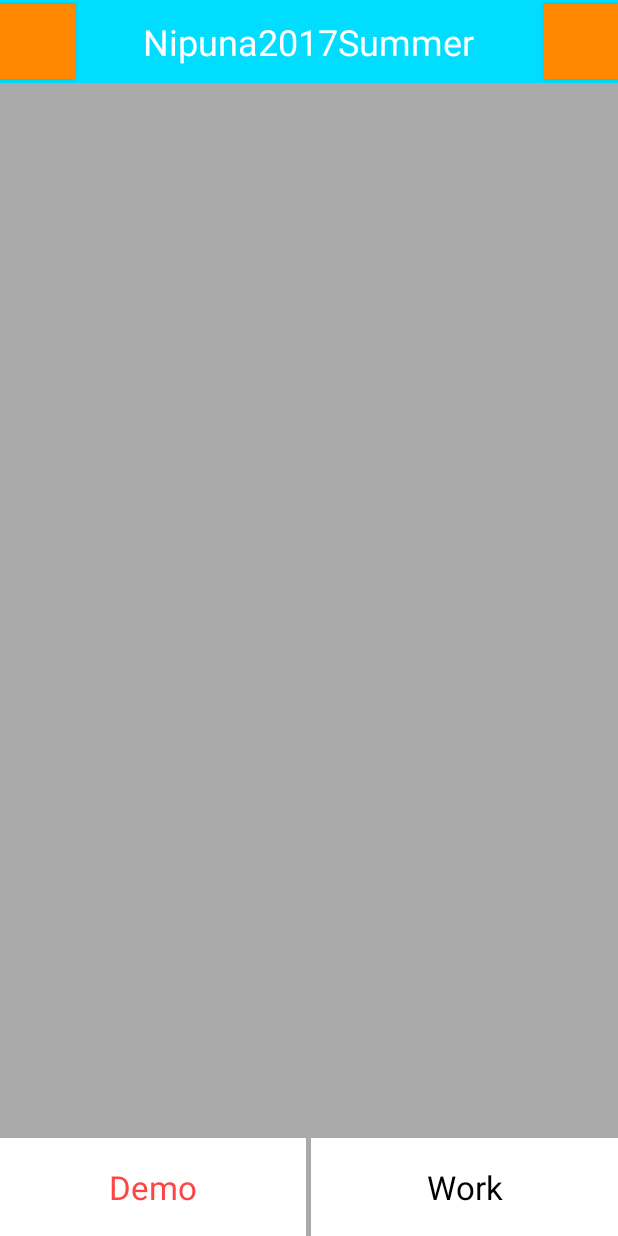
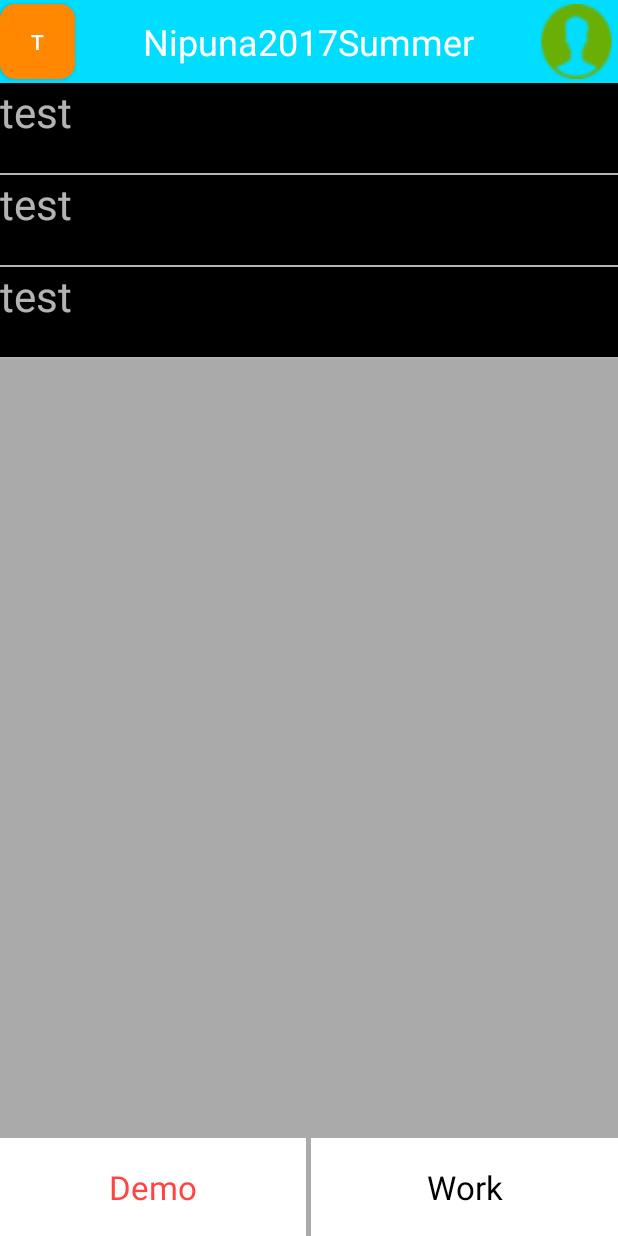
Before and after one commit to nipunasenanayake/Nipuna2017Summer, an Android app: the screen it shows after launch (MainActivity), on a phone screen of 412 x 824 dp. Run offline under Robolectric (Android 15) with nearby library versions, the phone set to English and light mode, and no system bars.

```diff
--- a/app/build.gradle
+++ b/app/build.gradle
@@ -26,5 +26,6 @@ dependencies {
     })
     compile 'com.android.support:appcompat-v7:25.3.1'
     compile 'com.android.support.constraint:constraint-layout:1.0.2'
+    compile 'com.android.support:support-v4:25.3.1'
     testCompile 'junit:junit:4.12'
 }
--- a/app/src/main/java/edu/gsu/httpscs/nipuna2017summer/MainActivity.java
+++ b/app/src/main/java/edu/gsu/httpscs/nipuna2017summer/MainActivity.java
@@ -1,13 +1,66 @@
 package edu.gsu.httpscs.nipuna2017summer;
 
+import android.graphics.Color;
 import android.support.v7.app.AppCompatActivity;
 import android.os.Bundle;
+import android.view.View;
+import android.widget.TextView;
+import android.widget.Toast;
+
+import edu.gsu.httpscs.nipuna2017summer.fragment.DemoFragment;
+import edu.gsu.httpscs.nipuna2017summer.fragment.WorkFragment;
 
 public class MainActivity extends AppCompatActivity {
+
+    private TextView tv_demo;
+    private TextView tv_work;
 
     @Override
     protected void onCreate(Bundle savedInstanceState) {
         super.onCreate(savedInstanceState);
         setContentView(R.layout.activity_main);
+        initialView();
+        setListener();
+    }
+
+
+
+    private void initialView() {
+        tv_demo = (TextView) findViewById(R.id.activity_tool_demo);
+        tv_work = (TextView) findViewById(R.id.activity_tool_work);
+    }
+
+    private void setListener() {
+        final WorkFragment workFragment = new WorkFragment();
+        final DemoFragment demoFragment = new DemoFragment();
+
+        getSupportFragmentManager().beginTransaction().replace(R.id.fragment_work,demoFragment).commit();
+
+        tv_demo.setOnClickListener(new View.OnClickListener(){
+            public void onClick(View v){
+                //Toast.makeText(MainActivity.this,"You clicked Demo",Toast.LENGTH_SHORT).show();
+                tv_work.setTextColor(Color.BLACK);
+                tv_demo.setTextColor(Color.RED);
+                getSupportFragmentManager().beginTransaction().replace(R.id.fragment_work,demoFragment).commit();
+            }
+
+        });
+
+        View.OnClickListener listener = new View.OnClickListener(){
+            public void onClick(View v){
+                //Toast.makeText(MainActivity.this,"You clicked Work",Toast.LENGTH_SHORT).show();
+                tv_work.setTextColor(Color.RED);
+                tv_demo.setTextColor(Color.BLACK);
+                getSupportFragmentManager().beginTransaction().replace(R.id.fragment_work,workFragment).commit();
+            }
+        };
+        tv_work.setOnClickListener(listener);
+
+
+    }
+
+    public void login (View v){
+        Toast.makeText(MainActivity.this,"You clicked login",Toast.LENGTH_SHORT).show();
+
     }
 }
--- /dev/null
+++ b/app/src/main/java/edu/gsu/httpscs/nipuna2017summer/adapter/ListNormalAdapter.java
@@ -0,0 +1,55 @@
+package edu.gsu.httpscs.nipuna2017summer.adapter;
+
+import android.content.Context;
+import android.view.LayoutInflater;
+import android.view.View;
+import android.view.ViewGroup;
+import android.widget.BaseAdapter;
+import android.widget.TextView;
+
+import java.util.ArrayList;
+
+import edu.gsu.httpscs.nipuna2017summer.R;
+import edu.gsu.httpscs.nipuna2017summer.fragment.DemoFragment;
+
+/**
+ * Created by nipunasenanayake on 6/7/17.
+ */
+
+public class ListNormalAdapter extends BaseAdapter {
+    private final LayoutInflater inflater;
+    private final ArrayList<String> list;
+    private Context context;
+
+
+
+    public ListNormalAdapter(Context context, ArrayList<String> list) {
+        this.context = context;
+        this.list=list;
+        inflater = (LayoutInflater)context.getSystemService(Context.LAYOUT_INFLATER_SERVICE);
+    }
+
+
+
+    @Override
+    public int getCount() {
+        return list.size();
+    }
+
+    @Override
+    public Object getItem(int position) {
+        return null;
+    }
+
+    @Override
+    public long getItemId(int position) {
+        return 0;
+    }
+
+    @Override
+    public View getView(int position, View convertView, ViewGroup parent) {
+        convertView = inflater.inflate(R.layout.list_normal_item,parent,false);
+        TextView tv = (TextView) convertView.findViewById(R.id.item_normal_tv);
+        return tv;
+    }
+}
--- /dev/null
+++ b/app/src/main/java/edu/gsu/httpscs/nipuna2017summer/fragment/DemoFragment.java
@@ -0,0 +1,84 @@
+package edu.gsu.httpscs.nipuna2017summer.fragment;
+
+
+import android.os.Bundle;
+import android.support.v4.app.Fragment;
+import android.view.LayoutInflater;
+import android.view.View;
+import android.view.ViewGroup;
+import android.widget.ListView;
+
+import java.util.ArrayList;
+
+import edu.gsu.httpscs.nipuna2017summer.R;
+import edu.gsu.httpscs.nipuna2017summer.adapter.ListNormalAdapter;
+
+
+/**
+ * A simple {@link Fragment} subclass.
+ * Use the {@link DemoFragment#newInstance} factory method to
+ * create an instance of this fragment.
+ */
+public class DemoFragment extends Fragment {
+    // TODO: Rename parameter arguments, choose names that match
+    // the fragment initialization parameters, e.g. ARG_ITEM_NUMBER
+    private static final String ARG_PARAM1 = "param1";
+    private static final String ARG_PARAM2 = "param2";
+    private final ArrayList<String> contentList;
+
+    // TODO: Rename and change types of parameters
+    private String mParam1;
+    private String mParam2;
+    private ListView listView;
+
+    public DemoFragment() {
+        // Required empty public constructor
+contentList = new ArrayList<String>();
+        contentList.add(0,"A");
+        contentList.add(1,"B");
+        contentList.add(2,"C");
+
+    }
+
+    /**
+     * Use this factory method to create a new instance of
+     * this fragment using the provided parameters.
+     *
+     * @param param1 Parameter 1.
+     * @param param2 Parameter 2.
+     * @return A new instance of fragment DemoFragment.
+     */
+    // TODO: Rename and change types and number of parameters
+    public static DemoFragment newInstance(String param1, String param2) {
+        DemoFragment fragment = new DemoFragment();
+        Bundle args = new Bundle();
+        args.putString(ARG_PARAM1, param1);
+        args.putString(ARG_PARAM2, param2);
+        fragment.setArguments(args);
+        return fragment;
+    }
+
+    @Override
+    public void onCreate(Bundle savedInstanceState) {
+        super.onCreate(savedInstanceState);
+        if (getArguments() != null) {
+            mParam1 = getArguments().getString(ARG_PARAM1);
+            mParam2 = getArguments().getString(ARG_PARAM2);
+        }
+    }
+
+    @Override
+    public View onCreateView(LayoutInflater inflater, ViewGroup container,
+                             Bundle savedInstanceState) {
+        // Inflate the layout for this fragment
+
+        View view =inflater.inflate(R.layout.fragment_demo,container,false);
+        listView = (ListView) view.findViewById(R.id.freg_demo);
+
+        ListNormalAdapter adapter = new ListNormalAdapter(this.getContext(),contentList);
+        listView.setAdapter(adapter);
+
+        return view;
+    }
+
+}
--- /dev/null
+++ b/app/src/main/java/edu/gsu/httpscs/nipuna2017summer/fragment/WorkFragment.java
@@ -0,0 +1,66 @@
+package edu.gsu.httpscs.nipuna2017summer.fragment;
+
+
+import android.os.Bundle;
+import android.support.v4.app.Fragment;
+import android.view.LayoutInflater;
+import android.view.View;
+import android.view.ViewGroup;
+
+import edu.gsu.httpscs.nipuna2017summer.R;
+
+/**
+ * A simple {@link Fragment} subclass.
+ * Use the {@link WorkFragment#newInstance} factory method to
+ * create an instance of this fragment.
+ */
+public class WorkFragment extends Fragment {
+    // TODO: Rename parameter arguments, choose names that match
+    // the fragment initialization parameters, e.g. ARG_ITEM_NUMBER
+    private static final String ARG_PARAM1 = "param1";
+    private static final String ARG_PARAM2 = "param2";
+
+    // TODO: Rename and change types of parameters
+    private String mParam1;
+    private String mParam2;
+
+
+    public WorkFragment() {
+        // Required empty public constructor
+    }
+
+    /**
+     * Use this factory method to create a new instance of
+     * this fragment using the provided parameters.
+     *
+     * @param param1 Parameter 1.
+     * @param param2 Parameter 2.
+     * @return A new instance of fragment WorkFragment.
+     */
+    // TODO: Rename and change types and number of parameters
+    public static WorkFragment newInstance(String param1, String param2) {
+        WorkFragment fragment = new WorkFragment();
+        Bundle args = new Bundle();
+        args.putString(ARG_PARAM1, param1);
+        args.putString(ARG_PARAM2, param2);
+        fragment.setArguments(args);
+        return fragment;
+    }
+
+    @Override
+    public void onCreate(Bundle savedInstanceState) {
+        super.onCreate(savedInstanceState);
+        if (getArguments() != null) {
+            mParam1 = getArguments().getString(ARG_PARAM1);
+            mParam2 = getArguments().getString(ARG_PARAM2);
+        }
+    }
+
+    @Override
+    public View onCreateView(LayoutInflater inflater, ViewGroup container,
+                             Bundle savedInstanceState) {
+        // Inflate the layout for this fragment
+        return inflater.inflate(R.layout.fragment_work, container, false);
+    }
+
+}
--- /dev/null
+++ b/app/src/main/res/drawable/bt_bg.xml
@@ -0,0 +1,5 @@
+<?xml version="1.0" encoding="utf-8"?>
+<selector xmlns:android="http://schemas.android.com/apk/res/android">
+    <item android:state_pressed="true" android:drawable="@drawable/bt_press"></item>
+    <item android:state_pressed="false" android:drawable="@drawable/bt_released"></item>
+</selector>
--- /dev/null
+++ b/app/src/main/res/drawable/bt_icon_bg.xml
@@ -0,0 +1,5 @@
+<?xml version="1.0" encoding="utf-8"?>
+<selector xmlns:android="http://schemas.android.com/apk/res/android">
+    <item android:state_pressed="true" android:drawable="@mipmap/account_unselected" ></item>
+    <item android:state_pressed="false" android:drawable="@mipmap/account_selected"></item>
+</selector>
--- /dev/null
+++ b/app/src/main/res/drawable/bt_press.xml
@@ -0,0 +1,7 @@
+<?xml version="1.0" encoding="utf-8"?>
+<shape xmlns:android="http://schemas.android.com/apk/res/android" android:shape="rectangle">
+    <corners android:radius="10dp">
+    </corners>
+    <solid android:color="@android:color/holo_orange_light">
+    </solid>
+</shape>
--- /dev/null
+++ b/app/src/main/res/drawable/bt_released.xml
@@ -0,0 +1,7 @@
+<?xml version="1.0" encoding="utf-8"?>
+<shape xmlns:android="http://schemas.android.com/apk/res/android" android:shape="rectangle">
+    <corners android:radius="10dp">
+    </corners>
+    <solid android:color="@android:color/holo_orange_dark">
+    </solid>
+</shape>
--- a/app/src/main/res/layout/activity_main.xml
+++ b/app/src/main/res/layout/activity_main.xml
@@ -25,18 +25,23 @@
             android:gravity="center" />
 
         <Button
+            android:text="T"
+            android:textColor="@android:color/white"
             android:layout_width="50dp"
             android:layout_height="50dp"
             android:layout_centerVertical="true"
             android:layout_alignParentLeft="true"
-            android:background="@android:color/holo_orange_dark"/>
+            android:background="@drawable/bt_bg"
+            />
 
         <Button
-            android:layout_width="50dp"
+            android:layout_width="55dp"
             android:layout_height="50dp"
             android:layout_centerVertical="true"
             android:layout_alignParentRight="true"
-            android:background="@android:color/holo_orange_dark"/>
+            android:background="@drawable/bt_icon_bg"
+            android:onClick="login"
+            />
 
     </RelativeLayout>
 
@@ -49,6 +54,7 @@
         android:layout_alignParentStart="true">
 
         <TextView
+            android:id="@+id/activity_tool_demo"
             android:layout_width="0dp"
             android:layout_height="match_parent"
             android:layout_weight="3"
@@ -67,6 +73,7 @@
         </View>
 
         <TextView
+            android:id="@+id/activity_tool_work"
             android:layout_width="0dp"
             android:layout_height="match_parent"
             android:layout_weight="3"
@@ -79,13 +86,15 @@
 
     </LinearLayout>
 
-    <ListView
+    <LinearLayout
+        android:orientation="vertical"
+        android:id="@+id/fragment_work"
         android:layout_width="match_parent"
         android:layout_height="match_parent"
         android:layout_below="@id/activity_main_title"
         android:layout_above="@id/activity_main_tool"
         android:background="@android:color/darker_gray">
 
-    </ListView>
+    </LinearLayout>
 
 </RelativeLayout>
--- /dev/null
+++ b/app/src/main/res/layout/fragment_demo.xml
@@ -0,0 +1,13 @@
+<FrameLayout xmlns:android="http://schemas.android.com/apk/res/android"
+    xmlns:tools="http://schemas.android.com/tools"
+    android:layout_width="match_parent"
+    android:layout_height="match_parent"
+    tools:context="edu.gsu.httpscs.nipuna2017summer.fragment.DemoFragment">
+
+    <!-- TODO: Update blank fragment layout -->
+   <ListView
+       android:id="@+id/freg_demo"
+       android:layout_width="match_parent"
+       android:layout_height="match_parent"></ListView>
+
+</FrameLayout>
--- /dev/null
+++ b/app/src/main/res/layout/fragment_work.xml
@@ -0,0 +1,15 @@
+<FrameLayout xmlns:android="http://schemas.android.com/apk/res/android"
+    xmlns:tools="http://schemas.android.com/tools"
+    android:layout_width="match_parent"
+    android:layout_height="match_parent"
+    tools:context="edu.gsu.httpscs.nipuna2017summer.fragment.WorkFragment">
+
+    <!-- TODO: Update blank fragment layout -->
+    <TextView
+        android:layout_width="match_parent"
+        android:layout_height="match_parent"
+        android:layout_gravity="center"
+        android:gravity="center"
+        android:text="@string/hello_work_fragment"  />
+
+</FrameLayout>
--- /dev/null
+++ b/app/src/main/res/layout/list_normal_item.xml
@@ -0,0 +1,15 @@
+<?xml version="1.0" encoding="utf-8"?>
+<LinearLayout xmlns:android="http://schemas.android.com/apk/res/android"
+    android:orientation="vertical" android:layout_width="match_parent"
+    android:layout_height="match_parent">
+
+    <TextView
+        android:id="@+id/item_normal_tv"
+        android:layout_width="match_parent"
+        android:layout_height="60dp"
+        android:background="@android:color/black"
+        android:textSize="28dp"
+        android:textColor="@android:color/white"
+        android:hint="test"
+        />
+</LinearLayout>
--- a/app/src/main/res/values/strings.xml
+++ b/app/src/main/res/values/strings.xml
@@ -1,3 +1,8 @@
 <resources>
     <string name="app_name">Nipuna2017Summer</string>
+
+    <!-- TODO: Remove or change this placeholder text -->
+    <string name="hello_demo_fragment">Hello demo fragment</string>
+    <string name="hello_work_fragment">Hello work fragment</string>
+
 </resources>
```
Also changed, not shown: app/src/main/res/mipmap-xhdpi/account_selected.png (added), app/src/main/res/mipmap-xhdpi/account_unselected.png (added), app/src/main/res/mipmap-xhdpi/nomail.png (added), app/src/main/res/mipmap-xhdpi/panda.png (added).
